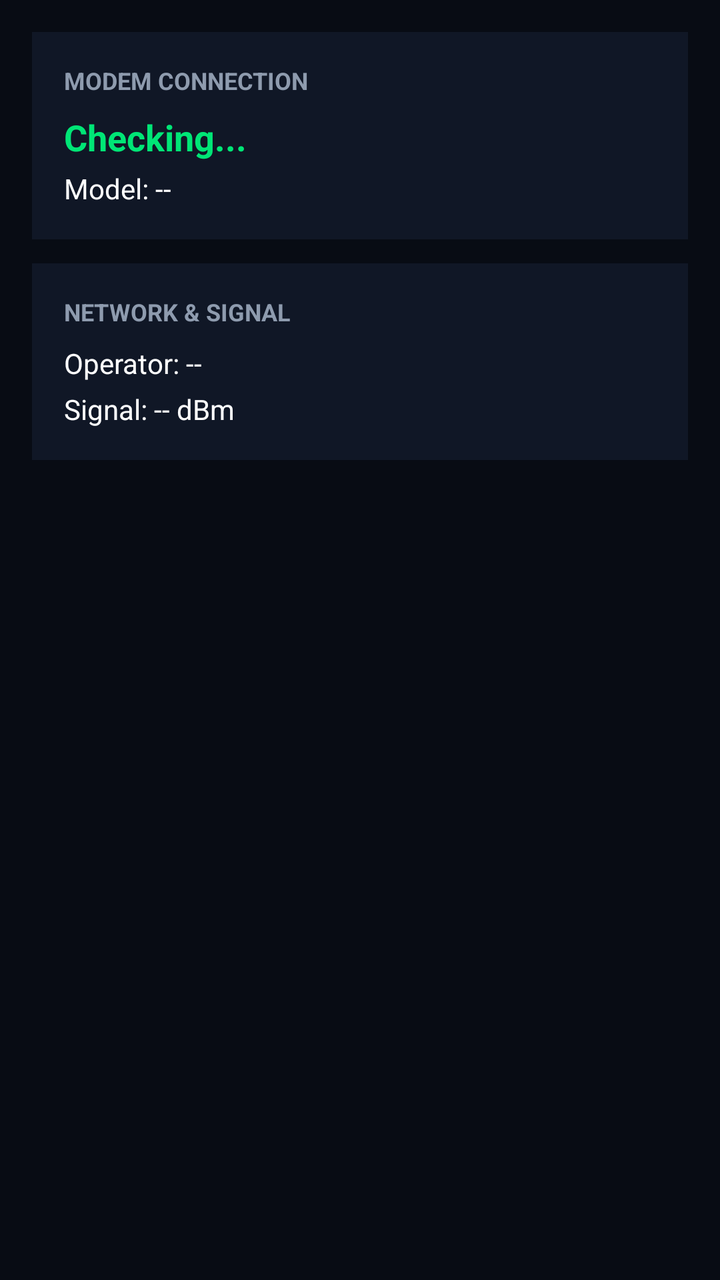
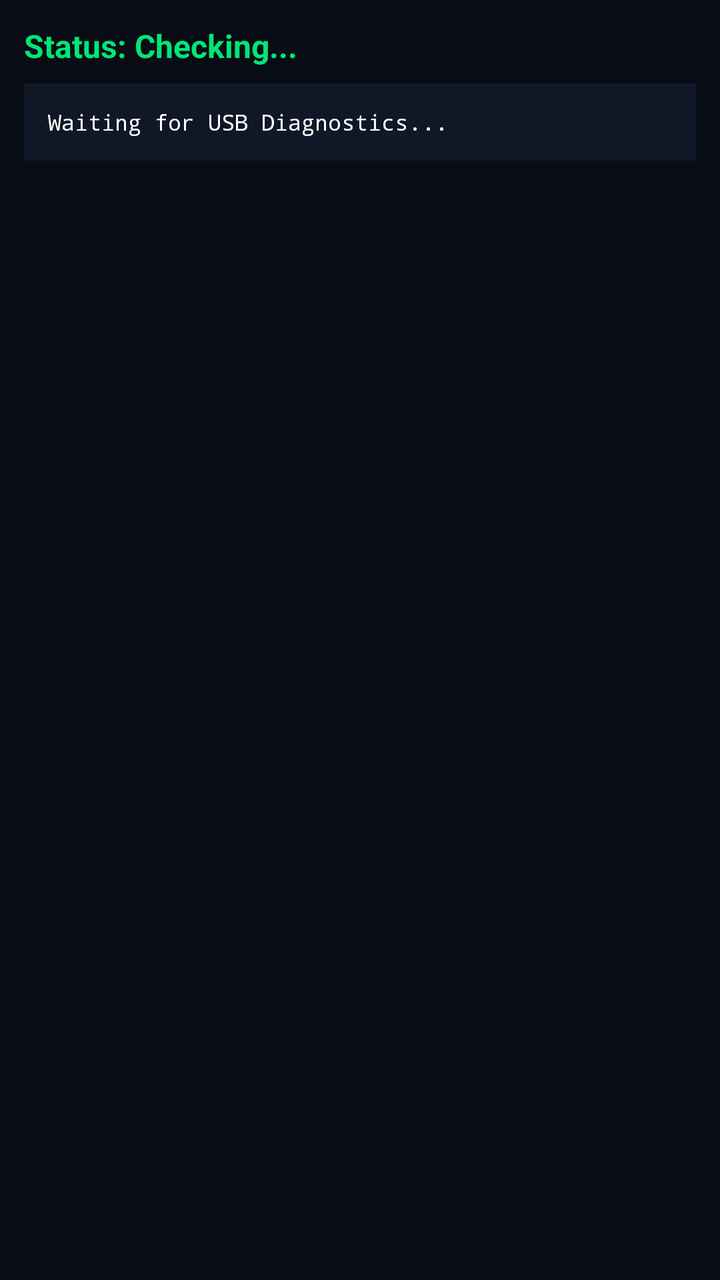

The first picture is an Android layout as it rendered before a commit; the second is the same layout after the commit. The layout source and the unified diff follow.
<!-- AndroidManifest.xml: application theme Theme.MaterialComponents.DayNight.NoActionBar -->
<!-- res/layout/fragment_dashboard.xml -->
<?xml version="1.0" encoding="utf-8"?>
<ScrollView xmlns:android="http://schemas.android.com/apk/res/android"
    android:layout_width="match_parent"
    android:layout_height="match_parent"
    android:background="@color/bg_dark"
    android:padding="16dp">

    <LinearLayout
        android:layout_width="match_parent"
        android:layout_height="wrap_content"
        android:orientation="vertical">

        <LinearLayout
            android:layout_width="match_parent"
            android:layout_height="wrap_content"
            android:background="@color/card_bg"
            android:orientation="vertical"
            android:padding="16dp"
            android:layout_marginBottom="12dp">

            <TextView
                android:layout_width="wrap_content"
                android:layout_height="wrap_content"
                android:text="MODEM CONNECTION"
                android:textColor="@color/text_secondary"
                android:textSize="12sp"
                android:textStyle="bold" />

            <TextView
                android:id="@+id/tv_connection_status"
                android:layout_width="wrap_content"
                android:layout_height="wrap_content"
                android:layout_marginTop="8dp"
                android:text="Checking..."
                android:textColor="@color/status_green"
                android:textSize="18sp"
                android:textStyle="bold" />

            <TextView
                android:id="@+id/tv_device_info"
                android:layout_width="wrap_content"
                android:layout_height="wrap_content"
                android:layout_marginTop="4dp"
                android:text="Model: --"
                android:textColor="@color/text_primary"
                android:textSize="14sp" />
        </LinearLayout>

        <LinearLayout
            android:layout_width="match_parent"
            android:layout_height="wrap_content"
            android:background="@color/card_bg"
            android:orientation="vertical"
            android:padding="16dp"
            android:layout_marginBottom="12dp">

            <TextView
                android:layout_width="wrap_content"
                android:layout_height="wrap_content"
                android:text="NETWORK &amp; SIGNAL"
                android:textColor="@color/text_secondary"
                android:textSize="12sp"
                android:textStyle="bold" />

            <TextView
                android:id="@+id/tv_operator"
                android:layout_width="wrap_content"
                android:layout_height="wrap_content"
                android:layout_marginTop="8dp"
                android:text="Operator: --"
                android:textColor="@color/text_primary"
                android:textSize="14sp" />

            <TextView
                android:id="@+id/tv_signal_strength"
                android:layout_width="wrap_content"
                android:layout_height="wrap_content"
                android:layout_marginTop="4dp"
                android:text="Signal: -- dBm"
                android:textColor="@color/text_primary"
                android:textSize="14sp" />
        </LinearLayout>

    </LinearLayout>
</ScrollView>
<!-- resources referenced by this layout -->
<resources>
  <color name="bg_dark">#080C14</color>
  <color name="card_bg">#101726</color>
  <color name="status_green">#00E676</color>
  <color name="text_primary">#FFFFFF</color>
  <color name="text_secondary">#8E9BAE</color>
</resources>

<!-- the commit's change to res/layout/fragment_dashboard.xml (unified diff, before → after) -->
@@ -3,83 +3,33 @@
     android:layout_width="match_parent"
     android:layout_height="match_parent"
     android:background="@color/bg_dark"
-    android:padding="16dp">
+    android:padding="12dp">
 
     <LinearLayout
         android:layout_width="match_parent"
         android:layout_height="wrap_content"
         android:orientation="vertical">
 
-        <LinearLayout
+        <TextView
+            android:id="@+id/tv_connection_status"
+            android:layout_width="match_parent"
+            android:layout_height="wrap_content"
+            android:text="Status: Checking..."
+            android:textColor="@color/status_green"
+            android:textSize="16sp"
+            android:textStyle="bold"
+            android:layout_marginBottom="8dp" />
+
+        <TextView
+            android:id="@+id/tv_diagnostic_log"
             android:layout_width="match_parent"
             android:layout_height="wrap_content"
             android:background="@color/card_bg"
-            android:orientation="vertical"
-            android:padding="16dp"
-            android:layout_marginBottom="12dp">
-
-            <TextView
-                android:layout_width="wrap_content"
-                android:layout_height="wrap_content"
-                android:text="MODEM CONNECTION"
-                android:textColor="@color/text_secondary"
-                android:textSize="12sp"
-                android:textStyle="bold" />
-
-            <TextView
-                android:id="@+id/tv_connection_status"
-                android:layout_width="wrap_content"
-                android:layout_height="wrap_content"
-                android:layout_marginTop="8dp"
-                android:text="Checking..."
-                android:textColor="@color/status_green"
-                android:textSize="18sp"
-                android:textStyle="bold" />
-
-            <TextView
-                android:id="@+id/tv_device_info"
-                android:layout_width="wrap_content"
-                android:layout_height="wrap_content"
-                android:layout_marginTop="4dp"
-                android:text="Model: --"
-                android:textColor="@color/text_primary"
-                android:textSize="14sp" />
-        </LinearLayout>
-
-        <LinearLayout
-            android:layout_width="match_parent"
-            android:layout_height="wrap_content"
-            android:background="@color/card_bg"
-            android:orientation="vertical"
-            android:padding="16dp"
-            android:layout_marginBottom="12dp">
-
-            <TextView
-                android:layout_width="wrap_content"
-                android:layout_height="wrap_content"
-                android:text="NETWORK &amp; SIGNAL"
-                android:textColor="@color/text_secondary"
-                android:textSize="12sp"
-                android:textStyle="bold" />
-
-            <TextView
-                android:id="@+id/tv_operator"
-                android:layout_width="wrap_content"
-                android:layout_height="wrap_content"
-                android:layout_marginTop="8dp"
-                android:text="Operator: --"
-                android:textColor="@color/text_primary"
-                android:textSize="14sp" />
-
-            <TextView
-                android:id="@+id/tv_signal_strength"
-                android:layout_width="wrap_content"
-                android:layout_height="wrap_content"
-                android:layout_marginTop="4dp"
-                android:text="Signal: -- dBm"
-                android:textColor="@color/text_primary"
-                android:textSize="14sp" />
-        </LinearLayout>
+            android:padding="12dp"
+            android:text="Waiting for USB Diagnostics..."
+            android:textColor="@color/text_primary"
+            android:fontFamily="monospace"
+            android:textSize="11sp" />
 
     </LinearLayout>
 </ScrollView>
<!-- resource entries referenced after the edit -->
@@ -4,6 +4,5 @@
   <color name="card_bg">#101726</color>
   <color name="status_green">#00E676</color>
   <color name="text_primary">#FFFFFF</color>
-  <color name="text_secondary">#8E9BAE</color>
 </resources>
 
